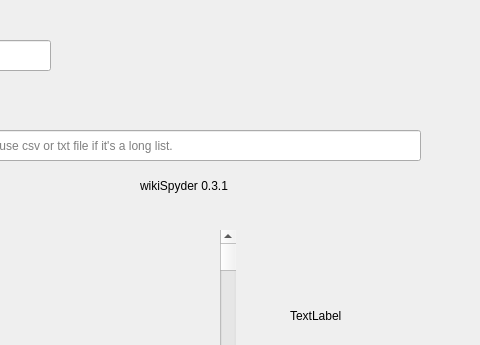
This is main-view.ui in odioski/wikiSpyder as Qt 5 draws it before an edit; both pictures show x 250 to 730 and y 0 to 345 of the 915 by 579 pixel window. The edited form follows.
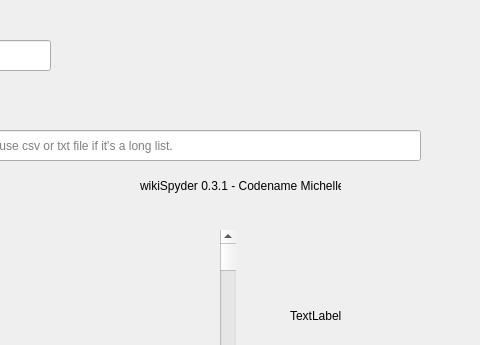
This is the edited form.

Commit message: Refactor wikiSpyder core and codename Michelle

Patch:
```diff
--- a/main-view.ui
+++ b/main-view.ui
@@ -130,7 +130,7 @@
     </rect>
    </property>
    <property name="text">
-    <string>wikiSpyder 0.3.1</string>
+    <string>wikiSpyder 0.3.1 - Codename Michelle</string>
    </property>
   </widget>
   <widget class="QLabel" name="label_4">
```
The commit also changes 9 other files.
